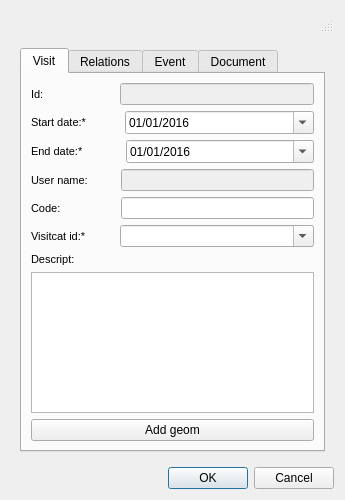
Qt form ui/add_visit.ui (Giswater/giswater_qgis_plugin) before a commit.
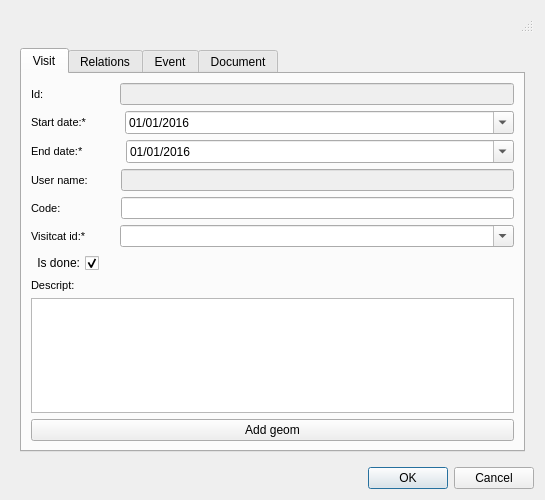
The same form after that commit. Icons and pictures are not drawn.

Commit message: Added checkbox 'is_done' into add visit form

The edit to the form file:
```diff
--- a/ui/add_visit.ui
+++ b/ui/add_visit.ui
@@ -6,7 +6,7 @@
    <rect>
     <x>0</x>
     <y>0</y>
-    <width>344</width>
+    <width>545</width>
     <height>500</height>
    </rect>
   </property>
@@ -29,7 +29,7 @@
          <attribute name="title">
           <string>Visit</string>
          </attribute>
-         <layout class="QVBoxLayout" name="verticalLayout" stretch="0,0,0,0,0,0,0,0,0">
+         <layout class="QVBoxLayout" name="verticalLayout" stretch="0,0,0,0,0,0,0,0,0,0">
           <item>
            <layout class="QHBoxLayout" name="horizontalLayout" stretch="0,0,1">
             <item>
@@ -432,6 +432,36 @@
             </item>
            </layout>
           </item>
+          <item>
+           <layout class="QHBoxLayout" name="horizontalLayout_7">
+            <item>
+             <widget class="QCheckBox" name="is_done">
+              <property name="layoutDirection">
+               <enum>Qt::RightToLeft</enum>
+              </property>
+              <property name="text">
+               <string>Is done:</string>
+              </property>
+              <property name="checked">
+               <bool>true</bool>
+              </property>
+             </widget>
+            </item>
+            <item>
+             <spacer name="horizontalSpacer">
+              <property name="orientation">
+               <enum>Qt::Horizontal</enum>
+              </property>
+              <property name="sizeHint" stdset="0">
+               <size>
+                <width>40</width>
+                <height>20</height>
+               </size>
+              </property>
+             </spacer>
+            </item>
+           </layout>
+          </item>
           <item>
            <widget class="QLabel" name="label_flexunion_code_5">
             <property name="font">
```
The commit also changes 3 other files.
